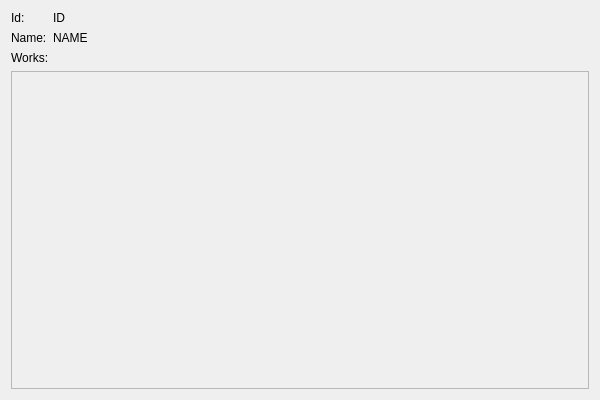
Old version of the form src/UI/CreatorPage/CreatorPage.ui in the repository NikolaRoev/Tracker.
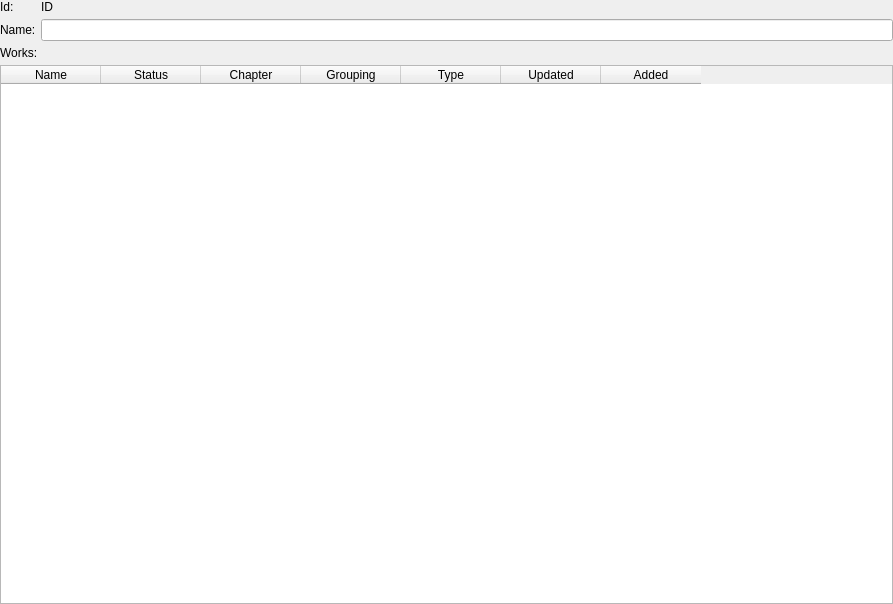
New version of the form.

Commit message: Implemented CreatorPage. Some UI fixups.

Patch:
```diff
--- a/src/UI/CreatorPage/CreatorPage.ui
+++ b/src/UI/CreatorPage/CreatorPage.ui
@@ -1,35 +1,36 @@
 <?xml version="1.0" encoding="UTF-8"?>
 <ui version="4.0">
  <class>CreatorPage</class>
- <widget class="QDialog" name="CreatorPage">
+ <widget class="QWidget" name="CreatorPage">
   <property name="geometry">
    <rect>
     <x>0</x>
     <y>0</y>
-    <width>600</width>
-    <height>400</height>
+    <width>893</width>
+    <height>604</height>
    </rect>
   </property>
   <property name="windowTitle">
    <string>Dialog</string>
   </property>
-  <layout class="QVBoxLayout" name="verticalLayout_2">
+  <layout class="QVBoxLayout" name="verticalLayout" stretch="0,0,0">
+   <property name="spacing">
+    <number>5</number>
+   </property>
+   <property name="leftMargin">
+    <number>0</number>
+   </property>
+   <property name="topMargin">
+    <number>0</number>
+   </property>
+   <property name="rightMargin">
+    <number>0</number>
+   </property>
+   <property name="bottomMargin">
+    <number>0</number>
+   </property>
    <item>
     <layout class="QFormLayout" name="formLayout">
-     <item row="1" column="0">
-      <widget class="QLabel" name="label">
-       <property name="text">
-        <string>Name:</string>
-       </property>
-      </widget>
-     </item>
-     <item row="1" column="1">
-      <widget class="QLabel" name="nameLabel">
-       <property name="text">
-        <string>NAME</string>
-       </property>
-      </widget>
-     </item>
      <item row="0" column="0">
       <widget class="QLabel" name="label_2">
        <property name="text">
@@ -44,32 +45,94 @@
        </property>
       </widget>
      </item>
-    </layout>
-   </item>
-   <item>
-    <layout class="QVBoxLayout" name="verticalLayout">
-     <item>
-      <widget class="QLabel" name="label_3">
+     <item row="1" column="0">
+      <widget class="QLabel" name="label_4">
        <property name="text">
-        <string>Works:</string>
+        <string>Name:</string>
        </property>
       </widget>
      </item>
-     <item>
-      <widget class="QListWidget" name="listWidget">
-       <property name="enabled">
-        <bool>false</bool>
-       </property>
-       <property name="alternatingRowColors">
-        <bool>true</bool>
-       </property>
-       <property name="selectionMode">
-        <enum>QAbstractItemView::NoSelection</enum>
-       </property>
-      </widget>
+     <item row="1" column="1">
+      <widget class="QLineEdit" name="lineEdit"/>
      </item>
     </layout>
    </item>
+   <item>
+    <widget class="QLabel" name="label">
+     <property name="text">
+      <string>Works:</string>
+     </property>
+    </widget>
+   </item>
+   <item>
+    <widget class="QTableWidget" name="tableWidget">
+     <property name="focusPolicy">
+      <enum>Qt::NoFocus</enum>
+     </property>
+     <property name="styleSheet">
+      <string notr="true"/>
+     </property>
+     <property name="editTriggers">
+      <set>QAbstractItemView::NoEditTriggers</set>
+     </property>
+     <property name="alternatingRowColors">
+      <bool>true</bool>
+     </property>
+     <property name="selectionMode">
+      <enum>QAbstractItemView::SingleSelection</enum>
+     </property>
+     <property name="selectionBehavior">
+      <enum>QAbstractItemView::SelectRows</enum>
+     </property>
+     <property name="showGrid">
+      <bool>false</bool>
+     </property>
+     <property name="cornerButtonEnabled">
+      <bool>false</bool>
+     </property>
+     <attribute name="horizontalHeaderHighlightSections">
+      <bool>false</bool>
+     </attribute>
+     <attribute name="verticalHeaderHighlightSections">
+      <bool>false</bool>
+     </attribute>
+     <column>
+      <property name="text">
+       <string>Name</string>
+      </property>
+     </column>
+     <column>
+      <property name="text">
+       <string>Status</string>
+      </property>
+     </column>
+     <column>
+      <property name="text">
+       <string>Chapter</string>
+      </property>
+     </column>
+     <column>
+      <property name="text">
+       <string>Grouping</string>
+      </property>
+     </column>
+     <column>
+      <property name="text">
+       <string>Type</string>
+      </property>
+     </column>
+     <column>
+      <property name="text">
+       <string>Updated</string>
+      </property>
+     </column>
+     <column>
+      <property name="text">
+       <string>Added</string>
+      </property>
+     </column>
+    </widget>
+   </item>
   </layout>
  </widget>
  <resources/>
```
Left out of the diff: 2 changed lines with no effect on the pictures. The commit also changes 6 other files.
